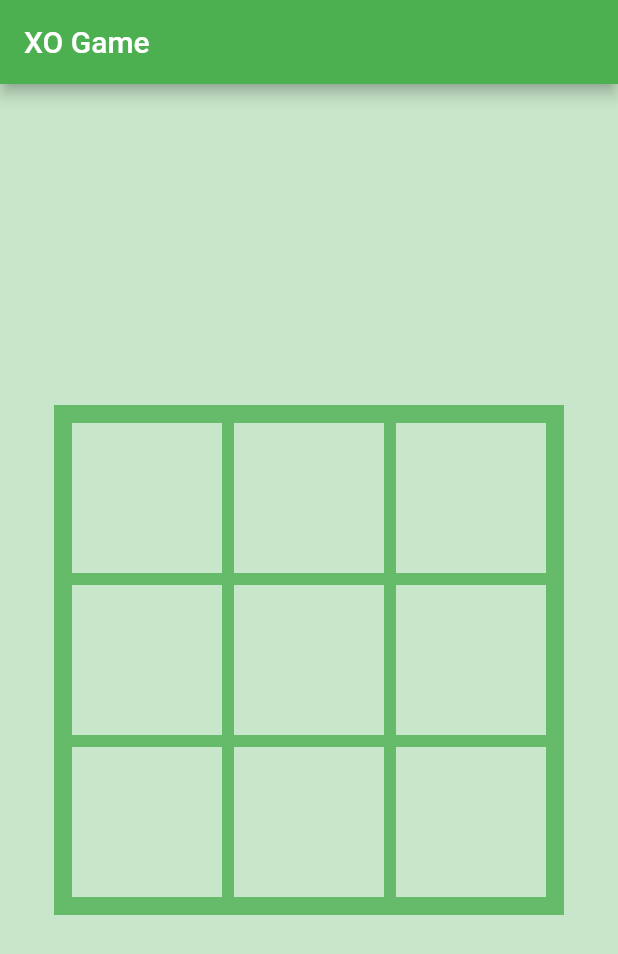
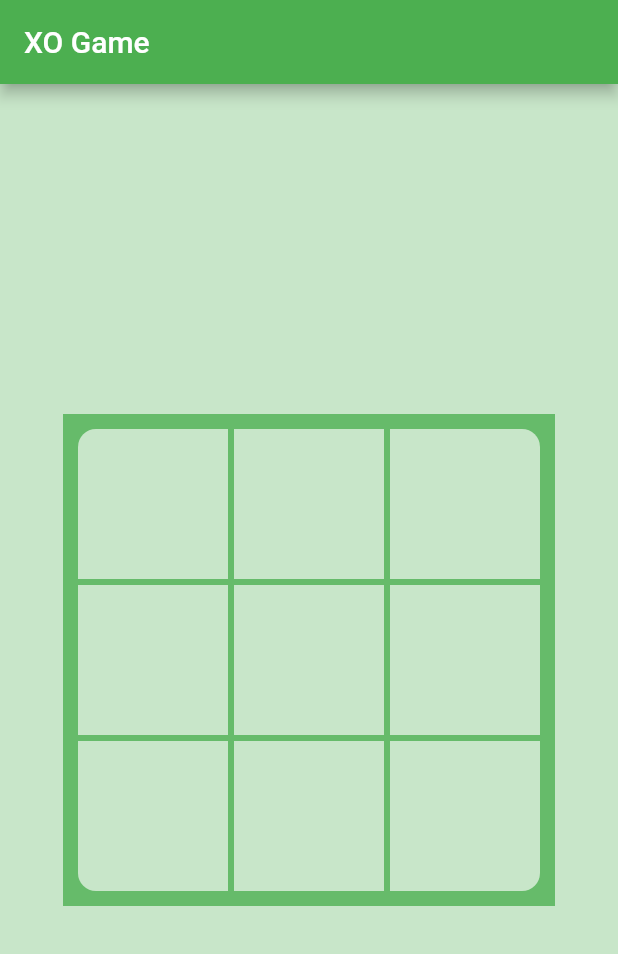
Before and after one commit to savepong/tic_tac_toe, a Flutter app: the screen it shows after launch, on a phone screen of 412 x 824 dp. Shown: the top 954 px of the screen. Run offline on Flutter 3.47's test engine with Material 2 defaults, Android fonts, the phone set to English and light mode, and no system bars.

Commit message:
Add Border Radius

```diff
--- a/lib/main.dart
+++ b/lib/main.dart
@@ -25,6 +25,8 @@ class MyHomePage extends StatefulWidget {
 }
 
 class _MyHomePageState extends State<MyHomePage> {
+  static const double RADIUS_CORNER = 12;
+
   @override
   Widget build(BuildContext context) {
     return Scaffold(
@@ -43,25 +45,25 @@ class _MyHomePageState extends State<MyHomePage> {
                 Row(mainAxisSize: MainAxisSize.min,
                   mainAxisAlignment: MainAxisAlignment.center,
                   children: <Widget>[
-                    buildChannel(),
-                    buildChannel(),
-                    buildChannel(),
+                    buildChannel(RADIUS_CORNER, 0, 0, 0),
+                    buildChannel(0, 0, 0, 0),
+                    buildChannel(0, RADIUS_CORNER, 0, 0),
                   ],
                 ),
                 Row(mainAxisSize: MainAxisSize.min,
                   mainAxisAlignment: MainAxisAlignment.center,
                   children: <Widget>[
-                    buildChannel(),
-                    buildChannel(),
-                    buildChannel(),
+                    buildChannel(0, 0, 0, 0),
+                    buildChannel(0, 0, 0, 0),
+                    buildChannel(0, 0, 0, 0),
                   ],
                 ),
                 Row(mainAxisSize: MainAxisSize.min,
                   mainAxisAlignment: MainAxisAlignment.center,
                   children: <Widget>[
-                    buildChannel(),
-                    buildChannel(),
-                    buildChannel(),
+                    buildChannel(0, 0, RADIUS_CORNER, 0),
+                    buildChannel(0, 0, 0, 0),
+                    buildChannel(0, 0, 0, RADIUS_CORNER),
                   ],
                 ),
               ],
@@ -73,4 +75,21 @@ class _MyHomePageState extends State<MyHomePage> {
   }
 }
 
-Container buildChannel() => Container(margin: EdgeInsets.all(4), width: 100, height: 100, color: Colors.green[100]);
+Container buildChannel(double tlRadius,
+  double trRadius,
+  double blRadius,
+  double brRadius) =>
+  Container(
+    margin: EdgeInsets.all(2),
+    width: 100,
+    height: 100,
+    decoration: BoxDecoration(
+      color: Colors.green[100],
+      borderRadius: BorderRadius.only(
+        topLeft: Radius.circular(tlRadius),
+        topRight: Radius.circular(trRadius),
+        bottomLeft: Radius.circular(blRadius),
+        bottomRight: Radius.circular(brRadius)
+      )
+    )
+  );
```
